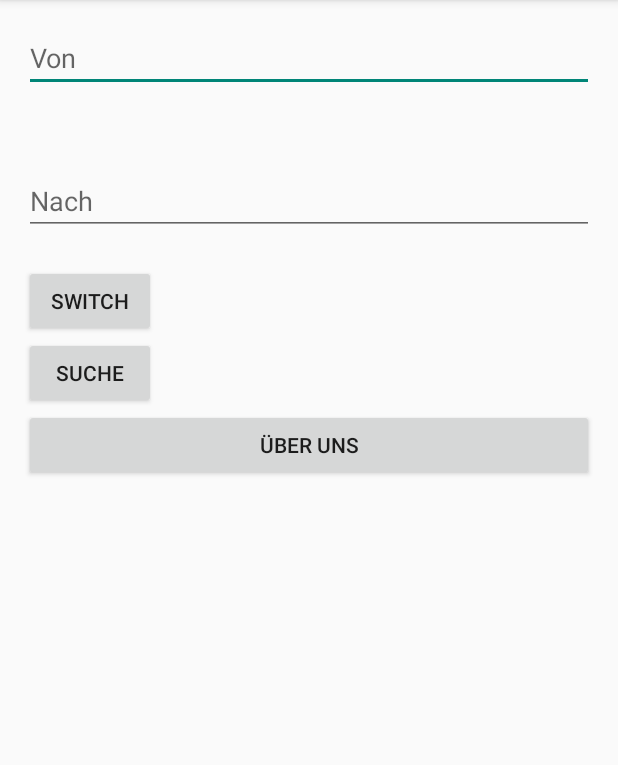
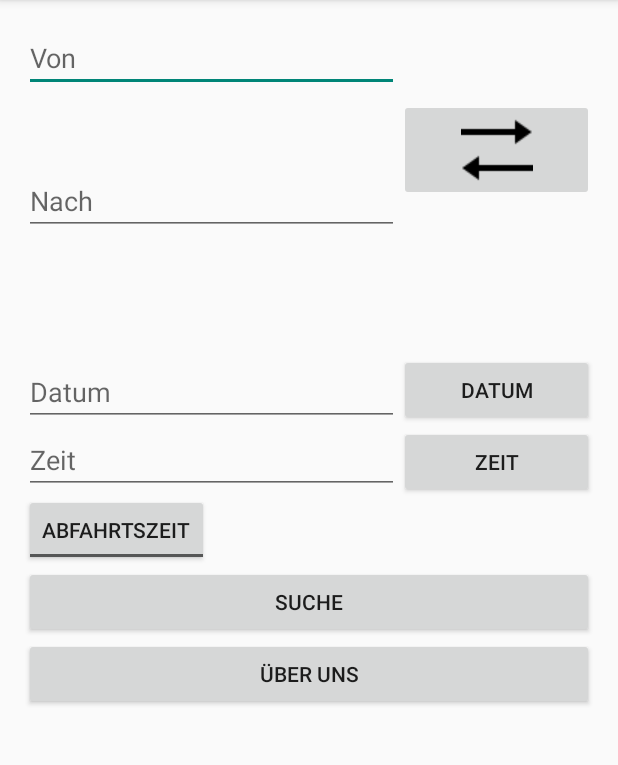
Before and after one commit to marionschleifer/fahrplan-app, an Android app: the screen it shows after launch (MainActivity), on a phone screen of 412 x 824 dp, the part 84-849 px from its top. Run offline under Robolectric (Android 15) with nearby library versions, the phone set to English and light mode, and no system bars.

Commit message:
added search by time and departure/arrival time

```diff
--- a/app/src/main/java/ch/schoeb/opentransportlibrary/MainActivity.java
+++ b/app/src/main/java/ch/schoeb/opentransportlibrary/MainActivity.java
@@ -1,25 +1,30 @@
 package ch.schoeb.opentransportlibrary;
 
+import android.app.DatePickerDialog;
+import android.app.TimePickerDialog;
 import android.os.Bundle;
-import android.support.v7.app.ActionBarActivity;
+import android.support.v7.app.AppCompatActivity;
 import android.view.View;
-import android.widget.ArrayAdapter;
-import android.widget.AutoCompleteTextView;
 import android.content.Intent;
 import android.widget.Button;
+import android.widget.CompoundButton;
+import android.widget.DatePicker;
 import android.widget.EditText;
+import android.widget.ImageButton;
+import android.widget.TimePicker;
+import android.widget.ToggleButton;
 
-import java.util.ArrayList;
-import java.util.List;
-
-import ch.schoeb.opendatatransport.model.Station;
-import ch.schoeb.opendatatransport.model.StationList;
+import java.util.Calendar;
 
 
-public class MainActivity extends ActionBarActivity {
+public class MainActivity extends AppCompatActivity {
 
-    EditText etFrom;
-    EditText etTo;
+    Button btnDatePicker, btnTimePicker;
+    ImageButton btnSwitch;
+    ToggleButton toggle;
+    EditText etFrom, etTo, etDate, etTime;
+    private int mYear, mMonth, mDay, mHour, mMinute;
+    private boolean isArrivalTime;
 
     @Override
     protected void onCreate(Bundle savedInstanceState) {
@@ -29,8 +34,58 @@ public class MainActivity extends ActionBarActivity {
         etFrom = (EditText) findViewById(R.id.from);
         etTo = (EditText) findViewById(R.id.to);
 
-        final Button button = (Button) findViewById(R.id.buttonSwitch);
-        button.setOnClickListener(new View.OnClickListener() {
+        btnDatePicker = (Button) findViewById(R.id.btn_date);
+        btnTimePicker = (Button) findViewById(R.id.btn_time);
+        etDate = (EditText) findViewById(R.id.date);
+        etTime = (EditText) findViewById(R.id.time);
+        toggle = (ToggleButton) findViewById(R.id.toggle);
+
+        toggle.setOnCheckedChangeListener(new CompoundButton.OnCheckedChangeListener() {
+            public void onCheckedChanged(CompoundButton buttonView, boolean isChecked) {
+                isArrivalTime=isChecked;
+            }
+        });
+
+        btnDatePicker.setOnClickListener(new View.OnClickListener() {
+            @Override
+            public void onClick(View v) {
+                // Get Current Date
+                final Calendar c = Calendar.getInstance();
+                mYear = c.get(Calendar.YEAR);
+                mMonth = c.get(Calendar.MONTH);
+                mDay = c.get(Calendar.DAY_OF_MONTH);
+                DatePickerDialog datePickerDialog = new DatePickerDialog(MainActivity.this,
+                        new DatePickerDialog.OnDateSetListener() {
+                    @Override
+                    public void onDateSet(DatePicker view, int year, int monthOfYear, int dayOfMonth) {
+
+                        etDate.setText(year + "-" + (monthOfYear + 1) + "-" + dayOfMonth);
+                    }
+                }, mYear, mMonth, mDay);
+                datePickerDialog.show();
+            }
+        });
+        btnTimePicker.setOnClickListener(new View.OnClickListener() {
+            @Override
+            public void onClick(View v) {
+                // Get Current Time
+                final Calendar c = Calendar.getInstance();
+                mHour = c.get(Calendar.HOUR_OF_DAY);
+                mMinute = c.get(Calendar.MINUTE);
+                // Launch Time Picker Dialog
+                TimePickerDialog timePickerDialog = new TimePickerDialog(MainActivity.this,
+                        new TimePickerDialog.OnTimeSetListener() {
+                            @Override
+                            public void onTimeSet(TimePicker view, int hourOfDay, int minute) {
+                                etTime.setText(hourOfDay + ":" + minute);
+                            }
+                        }, mHour, mMinute, false);
+                timePickerDialog.show();
+            }
+        });
+
+        btnSwitch = (ImageButton) findViewById(R.id.buttonSwitch);
+        btnSwitch.setOnClickListener(new View.OnClickListener() {
             @Override
             public void onClick(View v) {
 
@@ -39,21 +94,21 @@ public class MainActivity extends ActionBarActivity {
 
                 etFrom.setText(toFrom);
                 etTo.setText(fromTo);
+
             }
         });
 
     }
 
-    public void about(View view)
-    {
+    public void about(View view) {
         Intent intent = new Intent(MainActivity.this, AboutActivity.class);
         startActivity(intent);
     }
 
-    public void connectionList(View view)
-    {
+    public void connectionList(View view) {
         Intent intent = new Intent(MainActivity.this, ConnectionListActivity.class);
-        intent.putExtra("stationKey", new String[]{ etFrom.getText().toString(), etTo.getText().toString() });
+        intent.putExtra("stationKey", new String[]{etFrom.getText().toString(), etTo.getText().toString(),etDate.getText().toString(),etTime.getText().toString()});
+        intent.putExtra("isArrivalTime",isArrivalTime);
         startActivity(intent);
     }
 
--- a/app/src/main/res/layout/activity_main.xml
+++ b/app/src/main/res/layout/activity_main.xml
@@ -1,4 +1,4 @@
-<LinearLayout xmlns:android="http://schemas.android.com/apk/res/android"
+<RelativeLayout xmlns:android="http://schemas.android.com/apk/res/android"
     xmlns:tools="http://schemas.android.com/tools" android:layout_width="match_parent"
     android:layout_height="match_parent" android:paddingLeft="@dimen/activity_horizontal_margin"
     android:orientation="vertical"
@@ -8,26 +8,75 @@
 
     <EditText
         android:id="@+id/from"
-        android:layout_width="fill_parent"
+        android:layout_width="250dp"
         android:layout_height="wrap_content"
         android:hint="Von"
-        android:inputType="text" />
+        android:inputType="text"
+        android:layout_alignRight="@+id/date"/>
+    <ImageButton
+        android:layout_width="wrap_content"
+        android:layout_height="wrap_content"
+        android:text="Switch"
+        android:src="@drawable/button_switch"
+        android:id="@+id/buttonSwitch"
+        android:layout_marginTop="50dp"
+        android:layout_toRightOf="@+id/from"
+        android:layout_alignRight="@+id/btn_date"/>
 
     <EditText
         android:id="@+id/to"
-        android:layout_width="fill_parent"
+        android:layout_width="250dp"
         android:layout_height="wrap_content"
         android:hint="Nach"
         android:inputType="text"
         android:layout_marginTop="50dp"
-        android:layout_marginBottom="20dp"/>
+        android:layout_below="@+id/from"/>
+
+    <EditText
+        android:layout_width="250dp"
+        android:layout_height="wrap_content"
+        android:id="@+id/date"
+        android:hint="Datum"
+        android:layout_marginTop="82dp"
+        android:layout_below="@+id/to"/>
 
     <Button
         android:layout_width="wrap_content"
         android:layout_height="wrap_content"
-        android:text="Switch"
-        android:id="@+id/buttonSwitch"
-        />
+        android:text="Datum"
+        android:id="@+id/btn_date"
+        android:layout_alignBottom="@+id/date"
+        android:layout_alignRight="@+id/buttonSearch"
+        android:layout_toRightOf="@+id/date"
+        android:layout_toEndOf="@+id/date" />
+
+    <EditText
+        android:layout_width="250dp"
+        android:layout_height="wrap_content"
+        android:id="@+id/time"
+        android:hint="Zeit"
+        android:layout_below="@+id/date"
+        android:layout_alignParentLeft="true"
+        android:layout_alignParentStart="true" />
+
+    <Button
+        android:layout_width="wrap_content"
+        android:layout_height="wrap_content"
+        android:text="Zeit"
+        android:id="@+id/btn_time"
+        android:layout_below="@+id/btn_date"
+        android:layout_alignLeft="@+id/btn_date"
+        android:layout_alignStart="@+id/btn_date"
+        android:layout_alignRight="@+id/buttonSearch"/>
+
+    <ToggleButton
+        android:text="ToggleButton"
+        android:layout_width="wrap_content"
+        android:layout_height="wrap_content"
+        android:textOff="Abfahrtszeit"
+        android:textOn="Ankunftszeit"
+        android:layout_below="@+id/time"
+        android:id="@+id/toggle" />
 
     <Button
         android:layout_width="wrap_content"
@@ -36,13 +85,18 @@
         android:id="@+id/buttonSearch"
         android:layout_alignParentLeft="true"
         android:layout_alignParentRight="true"
-        android:onClick="connectionList"/>
+        android:onClick="connectionList"
+        android:layout_below="@+id/toggle"/>
 
     <Button
         android:layout_width="match_parent"
         android:layout_height="wrap_content"
         android:text="Über uns"
         android:id="@+id/buttonAbout"
-        android:onClick="about"/>
+        android:onClick="about"
+        android:layout_below="@+id/buttonSearch"/>
 
-</LinearLayout>
+
+
+
+</RelativeLayout>
--- a/opendatatransport/src/main/java/ch/schoeb/opendatatransport/OnlineOpenTransportRepository.java
+++ b/opendatatransport/src/main/java/ch/schoeb/opendatatransport/OnlineOpenTransportRepository.java
@@ -81,7 +81,7 @@ public class OnlineOpenTransportRepository implements IOpenTransportRepository {
             }
 
             if (time != null && time != "") {
-                url += "&date=" + time;
+                url += "&time=" + time;
             }
 
             if (isArrivalTime) {
```
Also changed, not shown: app/src/main/java/ch/schoeb/opentransportlibrary/ConnectionListActivity.java (+11 -3 lines), app/src/main/res/drawable/button_switch.png (added).
